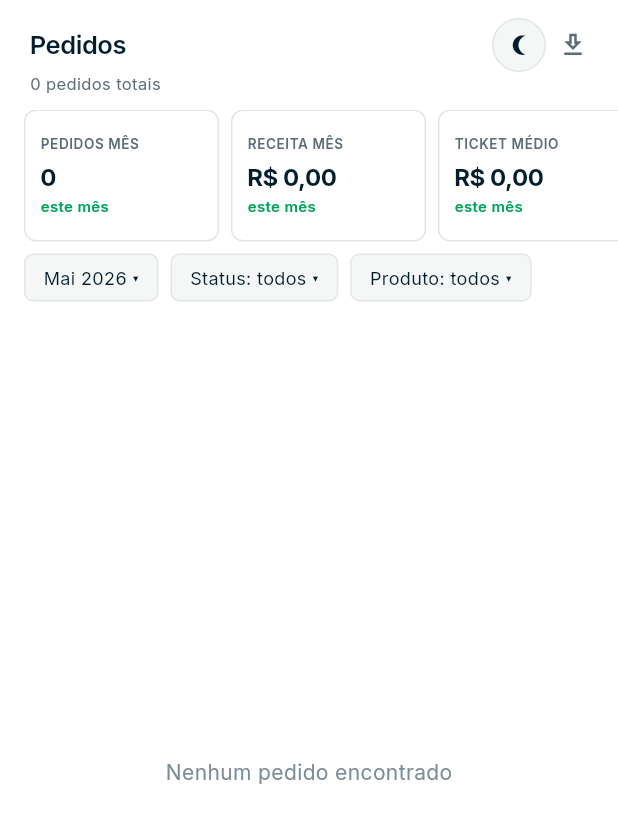
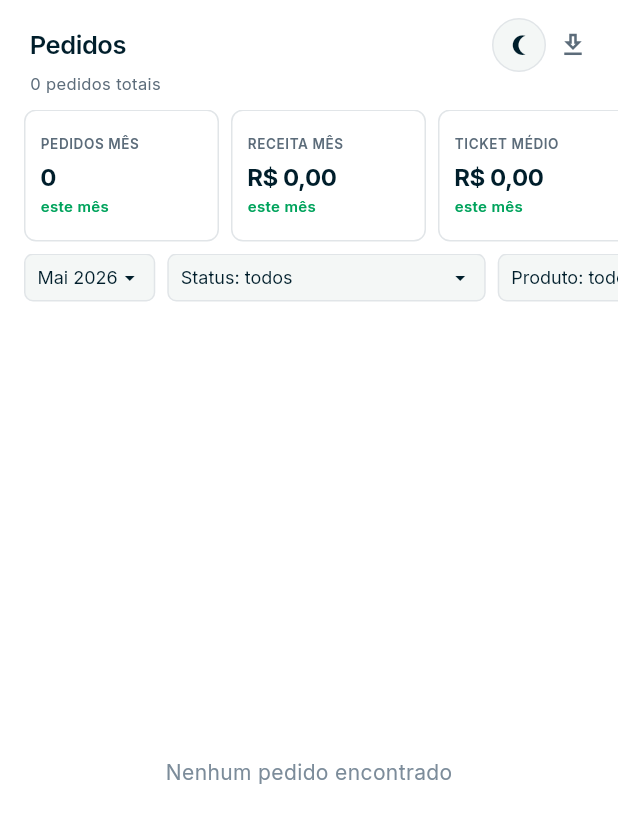
Before and after one commit to davi-balsamao/AutoGraph, a Flutter app: the AdminOrdersScreen screen opened directly, on a phone screen of 412 x 824 dp. Shown: the top 823 px of the screen. Run offline on Flutter 3.47's test engine with Material 3 defaults, Android fonts, the phone set to English and light mode, and no system bars; our stand-ins replace file_picker, firebase_core, firebase_messaging, flutter_local_notifications, flutter_svg, google_fonts and 2 more; missing offline and left inert: dart:js; accounts and stored records are empty; network calls fail.

Commit message:
tela pedido Admin

```diff
--- a/frontend/lib/features/admin/dashboard/admin_dashboard_screen.dart
+++ b/frontend/lib/features/admin/dashboard/admin_dashboard_screen.dart
@@ -259,7 +259,7 @@ class _AdminDashboardScreenState extends State<AdminDashboardScreen> {
                             crossAxisCount: 2,
                             crossAxisSpacing: 10,
                             mainAxisSpacing: 10,
-                            childAspectRatio: 1.55,
+                            childAspectRatio: MediaQuery.of(context).size.width < 360 ? 1.3 : 1.55,
                             children: [
                               _KpiCard(
                                 label: 'OSS ATIVAS',
@@ -351,7 +351,7 @@ class _AdminDashboardScreenState extends State<AdminDashboardScreen> {
                                 _StatusRow('Em produção',
                                     _count(StatusOS.emProducao),
                                     AGColors.accentOrange, isDark, borderColor),
-                                _StatusRow('Pronta para retirada',
+                                _StatusRow('Revisão',
                                     _count(StatusOS.prontaParaRetirada),
                                     AGColors.accentPurple, isDark, borderColor),
                                 _StatusRow('Concluídas hoje',
--- a/frontend/lib/features/admin/orders/admin_orders_screen.dart
+++ b/frontend/lib/features/admin/orders/admin_orders_screen.dart
@@ -22,10 +22,16 @@ class AdminOrdersScreen extends StatefulWidget {
 class _AdminOrdersScreenState extends State<AdminOrdersScreen> {
   List<OrdemServico> _orders = [];
   bool _loading = true;
+  late String _selectedMes;
+  StatusOS? _selectedStatus;
+  String _selectedProduto = 'Todos';
 
   @override
   void initState() {
     super.initState();
+    final now = DateTime.now();
+    const meses = ['Jan','Fev','Mar','Abr','Mai','Jun','Jul','Ago','Set','Out','Nov','Dez'];
+    _selectedMes = '${meses[now.month - 1]} ${now.year}';
     _load();
   }
 
@@ -69,10 +75,73 @@ class _AdminOrdersScreenState extends State<AdminOrdersScreen> {
     return active.fold(0.0, (sum, o) => sum + o.total) / active.length;
   }
 
-  String get _mesAtual {
+  List<String> get _mesesDisponiveis {
+    final set = <String>{'Todos'};
     const meses = ['Jan','Fev','Mar','Abr','Mai','Jun','Jul','Ago','Set','Out','Nov','Dez'];
     final now = DateTime.now();
-    return '${meses[now.month - 1]} ${now.year}';
+    set.add('${meses[now.month - 1]} ${now.year}');
+    for (var o in _orders) {
+      set.add('${meses[o.criadoEm.month - 1]} ${o.criadoEm.year}');
+    }
+    return set.toList();
+  }
+
+  List<StatusOS?> get _statusDisponiveis => [null, ...StatusOS.values];
+
+  List<String> get _produtosDisponiveis {
+    final set = <String>{'Todos'};
+    for (var o in _orders) {
+      set.add(o.produtoResumo);
+    }
+    return set.toList();
+  }
+
+  List<OrdemServico> get _filteredOrders {
+    return _orders.where((o) {
+      const meses = ['Jan','Fev','Mar','Abr','Mai','Jun','Jul','Ago','Set','Out','Nov','Dez'];
+      final mesOs = '${meses[o.criadoEm.month - 1]} ${o.criadoEm.year}';
+      if (_selectedMes != 'Todos' && mesOs != _selectedMes) return false;
+      if (_selectedStatus != null && o.status != _selectedStatus) return false;
+      if (_selectedProduto != 'Todos' && o.produtoResumo != _selectedProduto) return false;
+      return true;
+    }).toList();
+  }
+
+  Widget _buildFilterDropdown<T>({
+    required T value,
+    required List<T> items,
+    required ValueChanged<T?> onChanged,
+    required Color surfaceBg,
+    required Color borderColor,
+    required Color textColor,
+    String Function(T)? labelBuilder,
+  }) {
+    return Container(
+      height: 32,
+      padding: const EdgeInsets.symmetric(horizontal: 8),
+      decoration: BoxDecoration(
+        color: surfaceBg,
+        borderRadius: BorderRadius.circular(AGRadius.sm),
+        border: Border.all(color: borderColor),
+      ),
+      child: DropdownButtonHideUnderline(
+        child: DropdownButton<T>(
+          value: items.contains(value) ? value : items.first,
+          icon: Icon(Icons.arrow_drop_down, color: textColor, size: 16),
+          dropdownColor: surfaceBg,
+          isDense: true,
+          style: GoogleFonts.inter(fontSize: 12, color: textColor),
+          onChanged: onChanged,
+          items: items.map((item) {
+            final label = labelBuilder != null ? labelBuilder(item) : item.toString();
+            return DropdownMenuItem<T>(
+              value: item,
+              child: Text(label),
+            );
+          }).toList(),
+        ),
+      ),
+    );
   }
 
   @override
@@ -150,22 +219,36 @@ class _AdminOrdersScreenState extends State<AdminOrdersScreen> {
                   scrollDirection: Axis.horizontal,
                   padding: const EdgeInsets.symmetric(horizontal: 16),
                   child: Row(
-                    children: ['$_mesAtual ▾', 'Status: todos ▾', 'Produto: todos ▾']
-                        .map((f) => Container(
-                              margin: const EdgeInsets.only(right: 8),
-                              padding: const EdgeInsets.symmetric(
-                                  horizontal: 12, vertical: 6),
-                              decoration: BoxDecoration(
-                                color: surfaceBg,
-                                borderRadius:
-                                    BorderRadius.circular(AGRadius.sm),
-                                border: Border.all(color: borderColor),
-                              ),
-                              child: Text(f,
-                                  style: GoogleFonts.inter(
-                                      fontSize: 12, color: textColor)),
-                            ))
-                        .toList(),
+                    children: [
+                      _buildFilterDropdown<String>(
+                        value: _selectedMes,
+                        items: _mesesDisponiveis,
+                        onChanged: (val) => setState(() => _selectedMes = val!),
+                        surfaceBg: surfaceBg,
+                        borderColor: borderColor,
+                        textColor: textColor,
+                      ),
+                      const SizedBox(width: 8),
+                      _buildFilterDropdown<StatusOS?>(
+                        value: _selectedStatus,
+                        items: _statusDisponiveis,
+                        labelBuilder: (val) => val == null ? 'Status: todos' : 'Status: ${val.label}',
+                        onChanged: (val) => setState(() => _selectedStatus = val),
+                        surfaceBg: surfaceBg,
+                        borderColor: borderColor,
+                        textColor: textColor,
+                      ),
+                      const SizedBox(width: 8),
+                      _buildFilterDropdown<String>(
+                        value: _selectedProduto,
+                        items: _produtosDisponiveis,
+                        labelBuilder: (val) => val == 'Todos' ? 'Produto: todos' : 'Produto: $val',
+                        onChanged: (val) => setState(() => _selectedProduto = val!),
+                        surfaceBg: surfaceBg,
+                        borderColor: borderColor,
+                        textColor: textColor,
+                      ),
+                    ],
                   ),
                 ),
 
@@ -179,16 +262,16 @@ class _AdminOrdersScreenState extends State<AdminOrdersScreen> {
                 ? const Center(
                     child: CircularProgressIndicator(
                         color: AGColors.brandGreen))
-                : _orders.isEmpty
+                : _filteredOrders.isEmpty
                     ? _EmptyState()
                     : ListView.builder(
                         padding: EdgeInsets.only(
                           left: 16, right: 16, top: 8,
                           bottom: 100 + MediaQuery.of(context).padding.bottom,
                         ),
-                        itemCount: _orders.length,
+                        itemCount: _filteredOrders.length,
                         itemBuilder: (ctx, i) => _OrderCard(
-                          os: _orders[i],
+                          os: _filteredOrders[i],
                           cardBg: cardBg,
                           borderColor: borderColor,
                           textColor: textColor,
@@ -256,10 +339,10 @@ class _OrderCard extends StatelessWidget {
     final statusBadge = switch (os.status) {
       StatusOS.aguardandoOrcamento  => AdmBadge('AGUARD.', AdmBadgeStyle.gray),
       StatusOS.aprovado             => AdmBadge('APROVADO', AdmBadgeStyle.blue),
-      StatusOS.emProducao           => AdmBadge('EM PRODUÇÃO', AdmBadgeStyle.orange),
-      StatusOS.prontaParaRetirada   => AdmBadge('PRONTA', AdmBadgeStyle.blue),
-      StatusOS.entregue             => AdmBadge('ENTREGUE', AdmBadgeStyle.soft),
-      StatusOS.cancelada            => AdmBadge('CANCELADA', AdmBadgeStyle.danger),
+      StatusOS.emProducao           => AdmBadge('PROGRESSO', AdmBadgeStyle.orange),
+      StatusOS.prontaParaRetirada   => AdmBadge('REVISÃO', AdmBadgeStyle.blue),
+      StatusOS.entregue             => AdmBadge('CONCLUÍDO', AdmBadgeStyle.soft),
+      StatusOS.cancelada            => AdmBadge('CANCELADO', AdmBadgeStyle.danger),
       _                             => AdmBadge('CRIADA', AdmBadgeStyle.gray),
     };
 
```
